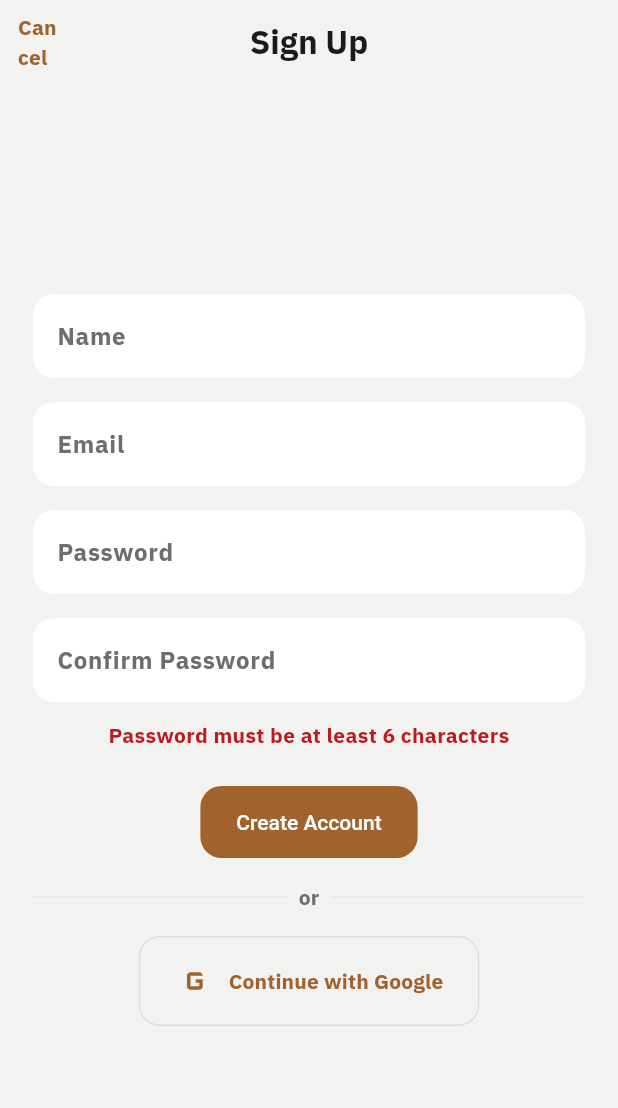
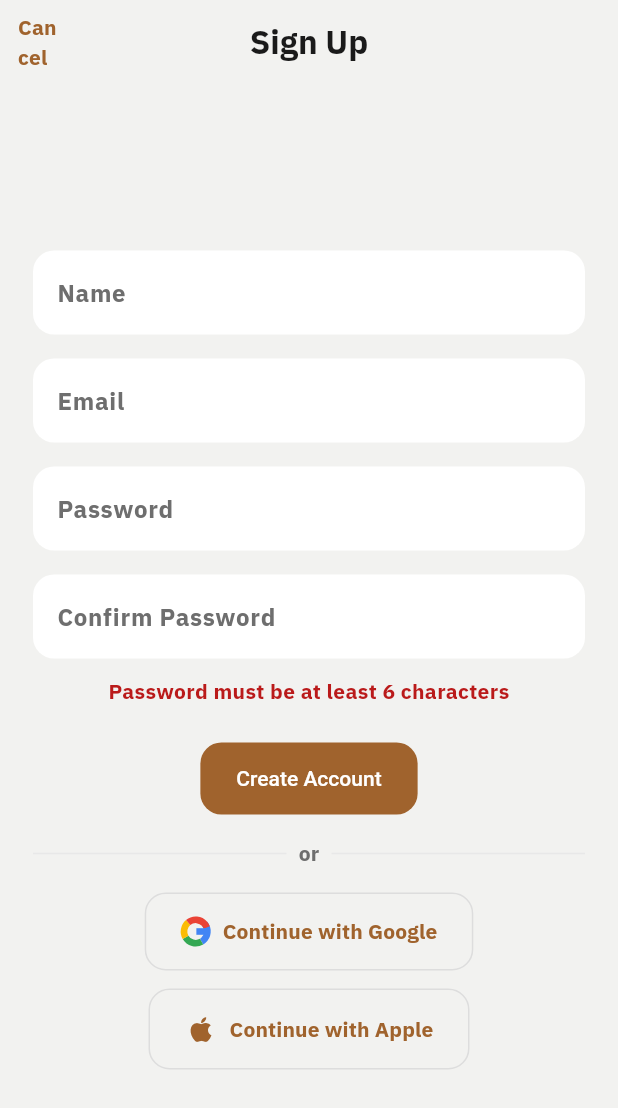
Before and after one commit to starlight-cloud-env/mark-archery, a Flutter app: the SignUpScreen screen opened directly, after a tap on "Create Account", on a phone screen of 412 x 824 dp. Shown: the top 1108 px of the screen. Run offline on Flutter 3.47's test engine with Material 3 defaults, Android fonts, the phone set to English and light mode, and no system bars; our stand-ins replace flutter_dotenv, google_sign_in, sign_in_with_apple, supabase_flutter; accounts and stored records are empty; network calls fail; project files that could hold a hidden picture were left out.

Commit message:
Added button for Apple sign in

```diff
--- /dev/null
+++ b/mark_archery/lib/widgets/google_logo.dart
@@ -0,0 +1,66 @@
+import 'package:flutter/material.dart';
+
+/// Google's multi-color "G" mark, drawn to spec rather than bundled as an
+/// image asset. Used to identify the "Continue with Google" button, the way
+/// [Icons.apple] identifies the Apple one.
+class GoogleLogo extends StatelessWidget {
+  final double size;
+
+  const GoogleLogo({super.key, this.size = 20});
+
+  @override
+  Widget build(BuildContext context) {
+    return SizedBox(
+      width: size,
+      height: size,
+      child: CustomPaint(painter: _GoogleLogoPainter()),
+    );
+  }
+}
+
+class _GoogleLogoPainter extends CustomPainter {
+  static const _blue = Color(0xFF4285F4);
+  static const _green = Color(0xFF34A853);
+  static const _yellow = Color(0xFFFBBC05);
+  static const _red = Color(0xFFEA4335);
+
+  @override
+  void paint(Canvas canvas, Size size) {
+    final center = Offset(size.width / 2, size.height / 2);
+    final radius = size.width / 2;
+    final strokeWidth = size.width * 0.22;
+    final rect = Rect.fromCircle(
+      center: center,
+      radius: radius - strokeWidth / 2,
+    );
+
+    final paint = Paint()
+      ..style = PaintingStyle.stroke
+      ..strokeWidth = strokeWidth;
+
+    // Four arcs forming the ring, each a quadrant-ish sweep in Google's
+    // brand colors, matching the classic "G" ring composition.
+    canvas.drawArc(rect, _deg(-40), _deg(100), false, paint..color = _blue);
+    canvas.drawArc(rect, _deg(60), _deg(90), false, paint..color = _green);
+    canvas.drawArc(rect, _deg(150), _deg(80), false, paint..color = _yellow);
+    canvas.drawArc(rect, _deg(230), _deg(110), false, paint..color = _red);
+
+    // The horizontal bar of the "G", in blue, reaching from the ring's
+    // right-middle in to the center.
+    final barPaint = Paint()
+      ..style = PaintingStyle.stroke
+      ..strokeWidth = strokeWidth
+      ..strokeCap = StrokeCap.butt
+      ..color = _blue;
+    canvas.drawLine(
+      Offset(center.dx + strokeWidth * 0.1, center.dy),
+      Offset(center.dx + radius - strokeWidth * 0.1, center.dy),
+      barPaint,
+    );
+  }
+
+  double _deg(double degrees) => degrees * 3.1415926535 / 180;
+
+  @override
+  bool shouldRepaint(covariant _GoogleLogoPainter oldDelegate) => false;
+}
--- /dev/null
+++ b/mark_archery/lib/widgets/social_sign_in_buttons.dart
@@ -0,0 +1,118 @@
+import 'package:flutter/material.dart';
+import 'package:google_sign_in/google_sign_in.dart';
+import 'package:sign_in_with_apple/sign_in_with_apple.dart';
+import 'package:supabase_flutter/supabase_flutter.dart';
+
+import '../main.dart';
+import '../screens/home_shell.dart';
+import 'google_logo.dart';
+
+const _googleServerClientId =
+    '779518587521-hbneugdgrdut7ielejhqhqm4ti2ipco2.apps.googleusercontent.com';
+
+/// "Continue with Google" and "Continue with Apple" buttons, handling the
+/// full sign-in flow (including navigating to [HomeShell] on success)
+/// internally. The host screen only needs to display [onError] messages —
+/// used identically on the Login and Sign Up screens.
+class SocialSignInButtons extends StatefulWidget {
+  final ValueChanged<String> onError;
+
+  const SocialSignInButtons({super.key, required this.onError});
+
+  @override
+  State<SocialSignInButtons> createState() => _SocialSignInButtonsState();
+}
+
+class _SocialSignInButtonsState extends State<SocialSignInButtons> {
+  bool _isGoogleLoading = false;
+  bool _isAppleLoading = false;
+
+  bool get _isBusy => _isGoogleLoading || _isAppleLoading;
+
+  Future<void> _completeSignIn(String idToken, OAuthProvider provider) async {
+    await supabase.auth.signInWithIdToken(provider: provider, idToken: idToken);
+
+    if (mounted) {
+      Navigator.pushReplacement(
+        context,
+        MaterialPageRoute(builder: (context) => HomeShell()),
+      );
+    }
+  }
+
+  Future<void> _handleGoogleSignIn() async {
+    setState(() => _isGoogleLoading = true);
+
+    try {
+      final googleSignIn = GoogleSignIn.instance;
+      await googleSignIn.initialize(serverClientId: _googleServerClientId);
+      final googleUser = await googleSignIn.authenticate();
+
+      final idToken = googleUser.authentication.idToken;
+      if (idToken == null) {
+        throw Exception('No ID token received from Google');
+      }
+
+      await _completeSignIn(idToken, OAuthProvider.google);
+    } catch (e) {
+      widget.onError('Google sign-in failed. Please try again.');
+    } finally {
+      if (mounted) setState(() => _isGoogleLoading = false);
+    }
+  }
+
+  Future<void> _handleAppleSignIn() async {
+    setState(() => _isAppleLoading = true);
+
+    try {
+      final credential = await SignInWithApple.getAppleIDCredential(
+        scopes: [
+          AppleIDAuthorizationScopes.email,
+          AppleIDAuthorizationScopes.fullName,
+        ],
+      );
+
+      final idToken = credential.identityToken;
+      if (idToken == null) {
+        throw Exception('No ID token received from Apple');
+      }
+
+      await _completeSignIn(idToken, OAuthProvider.apple);
+    } catch (e) {
+      widget.onError('Apple sign-in failed. Please try again.');
+    } finally {
+      if (mounted) setState(() => _isAppleLoading = false);
+    }
+  }
+
+  @override
+  Widget build(BuildContext context) {
+    return Column(
+      children: [
+        OutlinedButton.icon(
+          onPressed: _isBusy ? null : _handleGoogleSignIn,
+          icon: _isGoogleLoading
+              ? const SizedBox(
+                  width: 18,
+                  height: 18,
+                  child: CircularProgressIndicator(strokeWidth: 2),
+                )
+              : const GoogleLogo(),
+          label: const Text('Continue with Google'),
+        ),
+        const SizedBox(height: 12),
+        OutlinedButton.icon(
+          onPressed: _isBusy ? null : _handleAppleSignIn,
+          icon: _isAppleLoading
+              ? const SizedBox(
+                  width: 18,
+                  height: 18,
+                  child: CircularProgressIndicator(strokeWidth: 2),
+                )
+              : const Icon(Icons.apple, size: 22),
+          label: const Text('Continue with Apple'),
+        ),
+      ],
+    );
+  }
+}
--- a/mark_archery/pubspec.yaml
+++ b/mark_archery/pubspec.yaml
@@ -37,6 +37,7 @@ dependencies:
   supabase_flutter: ^2.17.2
   flutter_dotenv: ^6.0.1
   google_sign_in: ^7.2.0
+  sign_in_with_apple: ^6.1.4
   url_launcher: ^6.3.1
 
 dev_dependencies:
```
Also changed, not shown: mark_archery/lib/screens/auth_screen.dart (+4 -50 lines), mark_archery/lib/screens/signup_screen.dart (+4 -50 lines), mark_archery/pubspec.lock, 1 other file.
